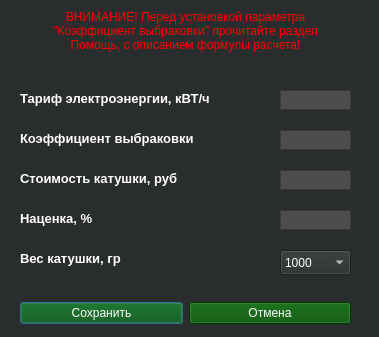
Old version of the form src/view/ui/printer_settings.ui in the repository Ranzo/Calc3d_by_Risen.
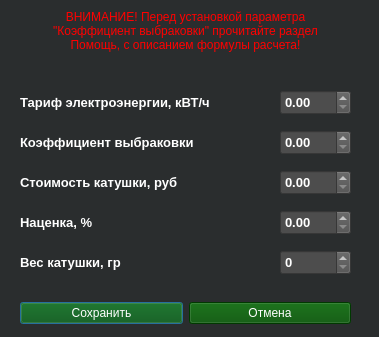
New version of the form. Icons and pictures are not drawn.

What changed in the file:
```diff
--- a/src/view/ui/printer_settings.ui
+++ b/src/view/ui/printer_settings.ui
@@ -21,15 +21,16 @@
   </property>
   <property name="windowIcon">
    <iconset>
-    <normaloff>img/logo-1.png</normaloff>img/logo-1.png</iconset>
-  </property>
-  <widget class="QPlainTextEdit" name="input_tarif">
+        <normaloff>:/img/logo-1.png</normaloff>
+      </iconset>
+    </property>
+    <widget class="QDoubleSpinBox" name="input_tarif">
    <property name="geometry">
     <rect>
      <x>280</x>
      <y>90</y>
      <width>71</width>
-     <height>20</height>
+          <height>25</height>
     </rect>
    </property>
    <property name="sizePolicy">
@@ -45,53 +46,14 @@
      <stylestrategy>PreferAntialias</stylestrategy>
     </font>
    </property>
-   <property name="acceptDrops">
-    <bool>false</bool>
-   </property>
-   <property name="toolTipDuration">
-    <number>0</number>
-   </property>
-   <property name="whatsThis">
-    <string/>
-   </property>
-   <property name="autoFillBackground">
-    <bool>false</bool>
-   </property>
    <property name="styleSheet">
     <string notr="true">background-color: rgb(77, 77, 77);</string>
    </property>
-   <property name="inputMethodHints">
-    <set>Qt::ImhDigitsOnly</set>
-   </property>
-   <property name="lineWidth">
-    <number>0</number>
-   </property>
-   <property name="verticalScrollBarPolicy">
-    <enum>Qt::ScrollBarAlwaysOff</enum>
-   </property>
-   <property name="horizontalScrollBarPolicy">
-    <enum>Qt::ScrollBarAsNeeded</enum>
-   </property>
-   <property name="undoRedoEnabled">
-    <bool>false</bool>
-   </property>
-   <property name="lineWrapMode">
-    <enum>QPlainTextEdit::NoWrap</enum>
-   </property>
-   <property name="plainText">
-    <string notr="true"/>
-   </property>
-   <property name="tabStopDistance">
-    <double>80.000000000000000</double>
-   </property>
-   <property name="maximumBlockCount">
-    <number>3</number>
-   </property>
-   <property name="centerOnScroll">
-    <bool>false</bool>
-   </property>
-   <property name="placeholderText">
-    <string notr="true">0</string>
+      <property name="minimum">
+        <double>0.000000000000000</double>
+      </property>
+      <property name="maximum">
+        <double>10000.000000000000000</double>
    </property>
   </widget>
   <widget class="QLabel" name="Tarif">
@@ -100,7 +62,7 @@
      <x>20</x>
      <y>90</y>
      <width>221</width>
-     <height>17</height>
+          <height>25</height>
     </rect>
    </property>
    <property name="font">
@@ -116,13 +78,13 @@
     <string>Тариф электроэнергии, кВТ/ч</string>
    </property>
   </widget>
-  <widget class="QPlainTextEdit" name="input_q_trash">
+    <widget class="QDoubleSpinBox" name="input_q_trash">
    <property name="geometry">
     <rect>
      <x>280</x>
      <y>130</y>
      <width>71</width>
-     <height>20</height>
+          <height>25</height>
     </rect>
    </property>
    <property name="sizePolicy">
@@ -138,53 +100,14 @@
      <stylestrategy>PreferAntialias</stylestrategy>
     </font>
    </property>
-   <property name="acceptDrops">
-    <bool>false</bool>
-   </property>
-   <property name="toolTipDuration">
-    <number>0</number>
-   </property>
-   <property name="whatsThis">
-    <string/>
-   </property>
-   <property name="autoFillBackground">
-    <bool>false</bool>
-   </property>
    <property name="styleSheet">
     <string notr="true">background-color: rgb(77, 77, 77);</string>
    </property>
-   <property name="inputMethodHints">
-    <set>Qt::ImhDigitsOnly</set>
-   </property>
-   <property name="lineWidth">
-    <number>0</number>
-   </property>
-   <property name="verticalScrollBarPolicy">
-    <enum>Qt::ScrollBarAlwaysOff</enum>
-   </property>
-   <property name="horizontalScrollBarPolicy">
-    <enum>Qt::ScrollBarAsNeeded</enum>
-   </property>
-   <property name="undoRedoEnabled">
-    <bool>false</bool>
-   </property>
-   <property name="lineWrapMode">
-    <enum>QPlainTextEdit::NoWrap</enum>
-   </property>
-   <property name="plainText">
-    <string notr="true"/>
-   </property>
-   <property name="tabStopDistance">
-    <double>80.000000000000000</double>
-   </property>
-   <property name="maximumBlockCount">
-    <number>3</number>
-   </property>
-   <property name="centerOnScroll">
-    <bool>false</bool>
-   </property>
-   <property name="placeholderText">
-    <string notr="true">0</string>
+      <property name="minimum">
+        <double>0.000000000000000</double>
+      </property>
+      <property name="maximum">
+        <double>10000.000000000000000</double>
    </property>
   </widget>
   <widget class="QLabel" name="Q_trash">
@@ -193,7 +116,7 @@
      <x>20</x>
      <y>130</y>
      <width>201</width>
-     <height>17</height>
+          <height>25</height>
     </rect>
    </property>
    <property name="font">
@@ -209,13 +132,13 @@
     <string>Коэффициент выбраковки</string>
    </property>
   </widget>
-  <widget class="QPlainTextEdit" name="input_price_pastik">
+    <widget class="QDoubleSpinBox" name="input_price_pastik">
    <property name="geometry">
     <rect>
      <x>280</x>
      <y>170</y>
      <width>71</width>
-     <height>20</height>
+          <height>25</height>
     </rect>
    </property>
    <property name="sizePolicy">
@@ -231,53 +154,14 @@
      <stylestrategy>PreferAntialias</stylestrategy>
     </font>
    </property>
-   <property name="acceptDrops">
-    <bool>false</bool>
-   </property>
-   <property name="toolTipDuration">
-    <number>0</number>
-   </property>
-   <property name="whatsThis">
-    <string/>
-   </property>
-   <property name="autoFillBackground">
-    <bool>false</bool>
-   </property>
    <property name="styleSheet">
     <string notr="true">background-color: rgb(77, 77, 77);</string>
    </property>
-   <property name="inputMethodHints">
-    <set>Qt::ImhDigitsOnly</set>
-   </property>
-   <property name="lineWidth">
-    <number>0</number>
-   </property>
-   <property name="verticalScrollBarPolicy">
-    <enum>Qt::ScrollBarAlwaysOff</enum>
-   </property>
-   <property name="horizontalScrollBarPolicy">
-    <enum>Qt::ScrollBarAsNeeded</enum>
-   </property>
-   <property name="undoRedoEnabled">
-    <bool>false</bool>
-   </property>
-   <property name="lineWrapMode">
-    <enum>QPlainTextEdit::NoWrap</enum>
-   </property>
-   <property name="plainText">
-    <string notr="true"/>
-   </property>
-   <property name="tabStopDistance">
-    <double>80.000000000000000</double>
-   </property>
-   <property name="maximumBlockCount">
-    <number>3</number>
-   </property>
-   <property name="centerOnScroll">
-    <bool>false</bool>
-   </property>
-   <property name="placeholderText">
-    <string notr="true">0</string>
+      <property name="minimum">
+        <double>0.000000000000000</double>
+      </property>
+      <property name="maximum">
+        <double>10000.000000000000000</double>
    </property>
   </widget>
   <widget class="QLabel" name="Price_plastik">
@@ -286,7 +170,7 @@
      <x>20</x>
      <y>170</y>
      <width>181</width>
-     <height>17</height>
+          <height>25</height>
     </rect>
    </property>
    <property name="font">
@@ -302,13 +186,13 @@
     <string>Стоимость катушки, руб</string>
    </property>
   </widget>
-  <widget class="QPlainTextEdit" name="input_overprice">
+    <widget class="QDoubleSpinBox" name="input_overprice">
    <property name="geometry">
     <rect>
      <x>280</x>
      <y>210</y>
      <width>71</width>
-     <height>20</height>
+          <height>25</height>
     </rect>
    </property>
    <property name="sizePolicy">
@@ -324,53 +208,14 @@
      <stylestrategy>PreferAntialias</stylestrategy>
     </font>
    </property>
-   <property name="acceptDrops">
-    <bool>false</bool>
-   </property>
-   <property name="toolTipDuration">
-    <number>0</number>
-   </property>
-   <property name="whatsThis">
-    <string/>
-   </property>
-   <property name="autoFillBackground">
-    <bool>false</bool>
-   </property>
    <property name="styleSheet">
     <string notr="true">background-color: rgb(77, 77, 77);</string>
    </property>
-   <property name="inputMethodHints">
-    <set>Qt::ImhDigitsOnly</set>
-   </property>
-   <property name="lineWidth">
-    <number>0</number>
-   </property>
-   <property name="verticalScrollBarPolicy">
-    <enum>Qt::ScrollBarAlwaysOff</enum>
-   </property>
-   <property name="horizontalScrollBarPolicy">
-    <enum>Qt::ScrollBarAsNeeded</enum>
-   </property>
-   <property name="undoRedoEnabled">
-    <bool>false</bool>
-   </property>
-   <property name="lineWrapMode">
-    <enum>QPlainTextEdit::NoWrap</enum>
-   </property>
-   <property name="plainText">
-    <string notr="true"/>
-   </property>
-   <property name="tabStopDistance">
-    <double>80.000000000000000</double>
-   </property>
-   <property name="maximumBlockCount">
-    <number>3</number>
-   </property>
-   <property name="centerOnScroll">
-    <bool>false</bool>
-   </property>
-   <property name="placeholderText">
-    <string notr="true">0</string>
+      <property name="minimum">
+        <double>0.000000000000000</double>
+      </property>
+      <property name="maximum">
+        <double>10000.000000000000000</double>
    </property>
   </widget>
   <widget class="QLabel" name="Over_price">
@@ -379,7 +224,7 @@
      <x>20</x>
      <y>210</y>
      <width>181</width>
-     <height>17</height>
+          <height>25</height>
     </rect>
    </property>
    <property name="font">
@@ -401,7 +246,7 @@
      <x>20</x>
      <y>250</y>
      <width>181</width>
-     <height>17</height>
+          <height>25</height>
     </rect>
    </property>
    <property name="font">
@@ -417,7 +262,7 @@
     <string>Вес катушки, гр</string>
    </property>
   </widget>
-  <widget class="QComboBox" name="plastik_menu">
+    <widget class="QSpinBox" name="plastik_menu">
    <property name="geometry">
     <rect>
      <x>280</x>
@@ -433,50 +278,24 @@
     <number>-1</number>
    </property>
    <property name="styleSheet">
-    <string notr="true">alternate-background-color: rgb(77, 77, 77);</string>
-   </property>
-   <property name="currentText">
-    <string>1000</string>
-   </property>
-   <property name="currentIndex">
-    <number>2</number>
-   </property>
-   <property name="insertPolicy">
-    <enum>QComboBox::NoInsert</enum>
-   </property>
-   <property name="placeholderText">
-    <string/>
-   </property>
-   <item>
-    <property name="text">
-     <string>5000</string>
-    </property>
-   </item>
-   <item>
-    <property name="text">
-     <string>2500</string>
-    </property>
-   </item>
-   <item>
-    <property name="text">
-     <string>1000</string>
-    </property>
-   </item>
-   <item>
-    <property name="text">
-     <string>750</string>
-    </property>
-   </item>
-   <item>
-    <property name="text">
-     <string>500</string>
-    </property>
-   </item>
-   <item>
-    <property name="text">
-     <string>250</string>
-    </property>
-   </item>
+        <string notr="true">background-color: rgb(77, 77, 77);</string>
+      </property>
+      <property name="minimum">
+        <number>0</number>
+      </property>
+      <property name="maximum">
+        <number>10000</number>
+      </property>
+      <property name="value">
+        <number>0</number>
+      </property>
+      <property name="font">
+        <font>
+          <pointsize>10</pointsize>
+          <bold>true</bold>
+          <stylestrategy>PreferAntialias</stylestrategy>
+        </font>
+      </property>
   </widget>
   <widget class="QLabel" name="warning_text">
    <property name="geometry">
```
Left out of the diff: 6 changed lines with no effect on the pictures. Lines whose indentation alone changed are shown as unchanged.
